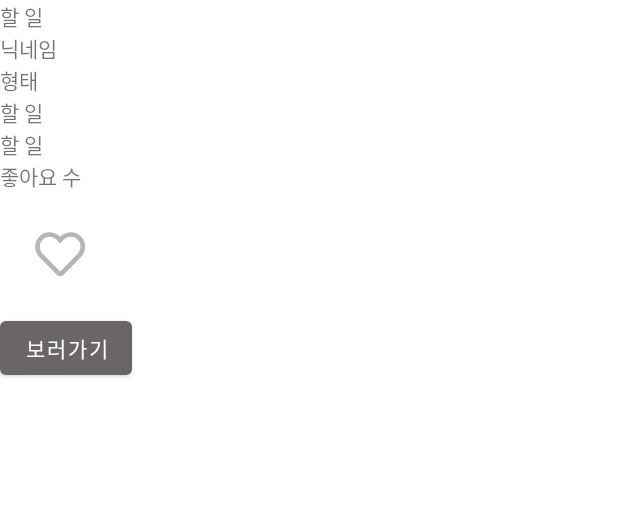
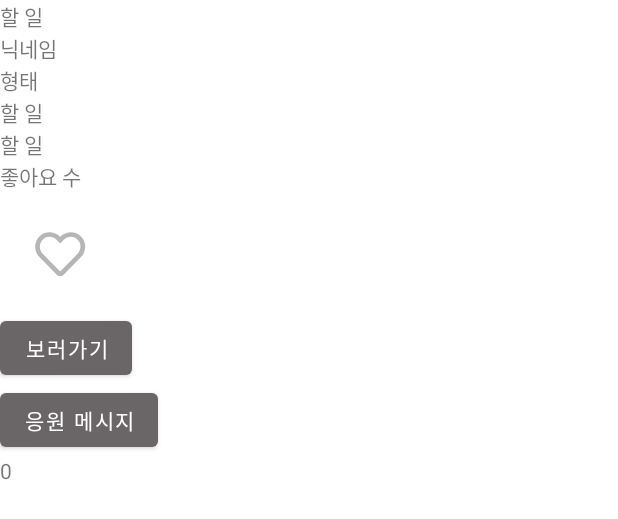
Before and after one commit to again2019/again2019, an Android app: the layout item_ranking.xml on its own in the app's theme, with its tools: preview values and no code run, on a phone screen of 412 x 824 dp. Shown: the top 519 px of the screen. Run offline under Robolectric (Android 15) with nearby library versions, the phone set to English and light mode, and no system bars.

Commit message:
Init: 응원 메시지 기초 설정

```diff
--- a/app/src/main/java/com/goingbacking/goingbacking/Model/NewSaveTimeMonthDTO.kt
+++ b/app/src/main/java/com/goingbacking/goingbacking/Model/NewSaveTimeMonthDTO.kt
@@ -6,5 +6,6 @@ data class NewSaveTimeMonthDTO (
     val type: String? = null,
     val whattodo :String? =null,
     val nickname :String? = null,
-    val likes: List<String> = listOf()
-        )
+    val likes: List<String> = listOf(),
+    val cheer: List<String> = listOf()
+)
--- a/app/src/main/java/com/goingbacking/goingbacking/Model/NewSaveTimeYearDTO.kt
+++ b/app/src/main/java/com/goingbacking/goingbacking/Model/NewSaveTimeYearDTO.kt
@@ -6,5 +6,7 @@ data class NewSaveTimeYearDTO (
     val nickname :String? =null,
     val type: String? = null,
     val whattodo :String? =null,
-    val likes: List<String> = listOf()
+    val likes: List<String> = listOf(),
+    val cheer: List<String> = listOf()
+
 )
--- a/app/src/main/res/layout/item_ranking.xml
+++ b/app/src/main/res/layout/item_ranking.xml
@@ -42,9 +42,6 @@
         android:layout_height="wrap_content"
         android:text="좋아요 수"/>
 
-
-
-
     <com.airbnb.lottie.LottieAnimationView
         android:id="@+id/like_button"
         android:layout_width="80dp"
@@ -59,5 +56,16 @@
         android:layout_height="wrap_content"
         android:text="보러가기"/>
 
+    <Button
+        android:id="@+id/cheer_button"
+        android:layout_width="wrap_content"
+        android:layout_height="wrap_content"
+        android:text="응원 메시지"/>
+    <TextView
+        android:id="@+id/cheer_count"
+        android:layout_width="wrap_content"
+        android:layout_height="wrap_content"
+        android:text="0"/>
+
 
 </LinearLayout>
--- a/app/src/main/res/values/strings.xml
+++ b/app/src/main/res/values/strings.xml
@@ -48,7 +48,6 @@
     <string name="auto_login_fail"> 자동 로그인 실패 </string>
 
 
-
     <string name="logout_success"> 로그 아웃 완료 </string>
 
 
```
Also changed, not shown: app/src/main/java/com/goingbacking/goingbacking/bottomsheet/CheerBottomSheet.kt (added, +33 -0 lines), app/src/main/res/layout/bottom_sheet_cheer.xml (added, +14 -0 lines).
